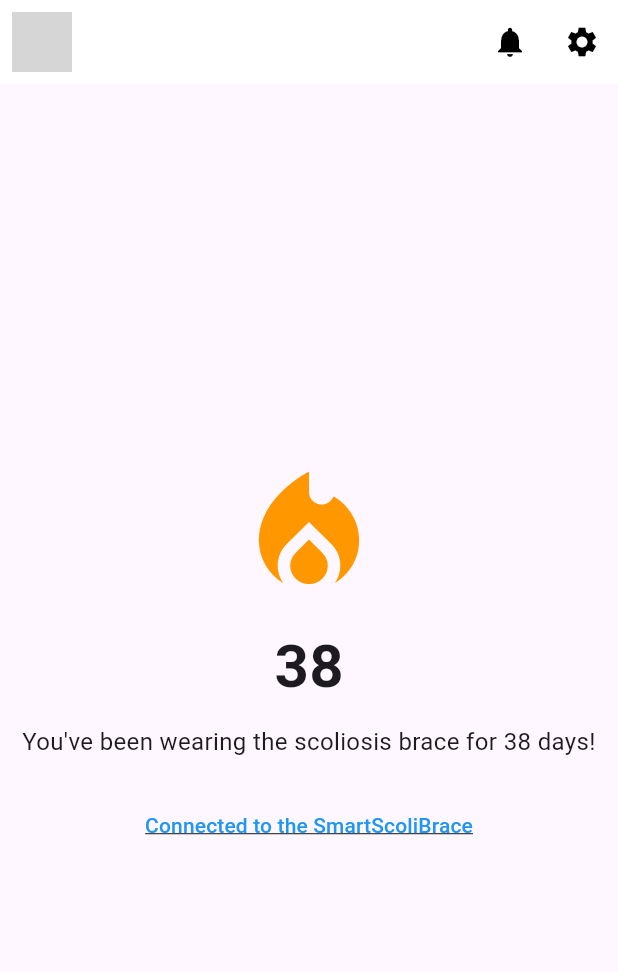
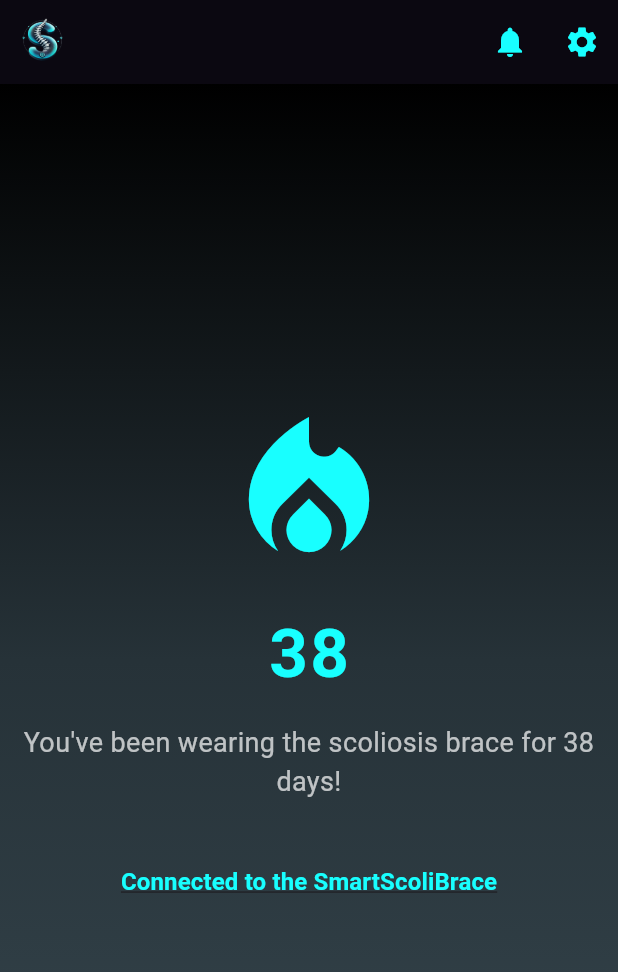
Before and after one commit to ferhanburak/skolyozmobil, a Flutter app: the screen it shows after launch, after a tap on "Giriş Yap", on a phone screen of 412 x 824 dp. Shown: the top 972 px of the screen. Run offline on Flutter 3.47's test engine with Material 3 defaults, Android fonts, the light colour scheme and no system bars; grey boxes are pictures that could not be loaded.

Commit message:
new theme

```diff
--- a/lib/MainPage.dart
+++ b/lib/MainPage.dart
@@ -7,16 +7,26 @@
   @override
   Widget build(BuildContext context) {
     return Scaffold(
-      appBar: AppBar(
-        backgroundColor: Colors.white,
-        elevation: 0,
+      appBar: _buildAppBar(context),
+      body: _buildBody(),
+    );
+  }
+
+  /// Creates a futuristic dark app bar with settings & notifications.
+  PreferredSizeWidget _buildAppBar(BuildContext context) {
+    return AppBar(
+      backgroundColor: Colors.black,
+      elevation: 5,
       leading: Padding(
         padding: const EdgeInsets.all(8.0),
-          child: Image.asset('assets/logo.png'), // Add your logo here
+        child: Image.asset(
+          'assets/scoli_logo.png', // Ensure this logo is in the assets folder
+          height: 100,
+        ),
       ),
       actions: [
         IconButton(
-            icon: Icon(Icons.notifications, color: Colors.black),
+          icon: Icon(Icons.notifications, color: Colors.cyanAccent),
           onPressed: () {
             Navigator.push(
               context,
@@ -26,40 +36,72 @@
         ),
         _buildSettingsDropdown(context),
       ],
+    );
+  }
+
+  /// Creates the main futuristic body content.
+  Widget _buildBody() {
+    return Container(
+      decoration: BoxDecoration(
+        gradient: LinearGradient(
+          begin: Alignment.topCenter,
+          end: Alignment.bottomCenter,
+          colors: [
+            Colors.black, // Dark futuristic background
+            Colors.blueGrey.shade900,
+            Colors.blueGrey.shade800,
+          ],
         ),
-      body: Center(
+      ),
+      child: Center(
         child: Column(
           mainAxisAlignment: MainAxisAlignment.center,
           children: [
-            Icon(Icons.local_fire_department, size: 100, color: Colors.orange),
-            SizedBox(height: 10),
+            Icon(Icons.local_fire_department, size: 120, color: Colors.cyanAccent), // Futuristic fire icon
+            SizedBox(height: 15),
             Text(
               "38",
-              style: TextStyle(fontSize: 40, fontWeight: FontWeight.bold),
+              style: TextStyle(
+                fontSize: 45,
+                fontWeight: FontWeight.bold,
+                color: Colors.cyanAccent,
+                letterSpacing: 1.5,
               ),
-            SizedBox(height: 10),
+            ),
+            SizedBox(height: 15),
             Text(
               "You've been wearing the scoliosis brace for 38 days!",
               textAlign: TextAlign.center,
-              style: TextStyle(fontSize: 16),
+              style: TextStyle(fontSize: 18, color: Colors.white70),
             ),
-            SizedBox(height: 20),
-            TextButton(
-              onPressed: () {},
-              child: Text(
-                "Connected to the SmartScoliBrace",
-                style: TextStyle(color: Colors.blue, decoration: TextDecoration.underline),
-              ),
-            ),
+            SizedBox(height: 30),
+            _buildConnectionButton(),
           ],
         ),
       ),
     );
   }
 
+  /// Creates a futuristic connection button.
+  Widget _buildConnectionButton() {
+    return TextButton(
+      onPressed: () {},
+      child: Text(
+        "Connected to the SmartScoliBrace",
+        style: TextStyle(
+          color: Colors.cyanAccent,
+          fontSize: 16,
+          fontWeight: FontWeight.bold,
+          decoration: TextDecoration.underline,
+        ),
+      ),
+    );
+  }
+
+  /// Creates a futuristic settings dropdown menu.
   Widget _buildSettingsDropdown(BuildContext context) {
     return PopupMenuButton<String>(
-      icon: Icon(Icons.settings, color: Colors.black),
+      icon: Icon(Icons.settings, color: Colors.cyanAccent),
       onSelected: (value) {
         if (value == "Profil") {
           Navigator.push(context, MaterialPageRoute(builder: (context) => ProfilePage()));
@@ -67,15 +109,16 @@
           Navigator.push(context, MaterialPageRoute(builder: (context) => HelpPage()));
         }
       },
+      color: Colors.blueGrey.shade900,
       itemBuilder: (BuildContext context) {
         return [
           PopupMenuItem<String>(
             value: "Profil",
-            child: Text("Profil"),
+            child: Text("Profil", style: TextStyle(color: Colors.cyanAccent)),
           ),
           PopupMenuItem<String>(
             value: "Yardım",
-            child: Text("Yardım"),
+            child: Text("Yardım", style: TextStyle(color: Colors.cyanAccent)),
           ),
         ];
       },
--- a/lib/login_page.dart
+++ b/lib/login_page.dart
@@ -16,18 +16,24 @@
     );
   }
 
+  /// Creates a futuristic dark background with a gradient effect.
   Widget _buildBackground() {
     return Container(
       decoration: BoxDecoration(
         gradient: LinearGradient(
           begin: Alignment.topCenter,
           end: Alignment.bottomCenter,
-          colors: [Colors.blue.shade900, Colors.blue.shade500],
+          colors: [
+            Colors.black, // Deep black for a high-tech look
+            Colors.blueGrey.shade900,
+            Colors.blueGrey.shade800,
+          ],
         ),
       ),
     );
   }
 
+  /// Creates the login form with futuristic UI elements.
   Widget _buildLoginForm(BuildContext context) {
     return Center(
       child: Padding(
@@ -35,17 +41,25 @@
         child: Column(
           mainAxisAlignment: MainAxisAlignment.center,
           children: [
-            Icon(Icons.local_hospital, size: 80, color: Colors.white),
-            SizedBox(height: 20),
+            Image.asset(
+              'assets/scoli_logo.png',
+              height: 150, // Increased logo size
+            ),
+            SizedBox(height: 30), // More spacing for a clean look
             Text(
               "Giriş Yap",
-              style: TextStyle(color: Colors.white, fontSize: 24, fontWeight: FontWeight.bold),
+              style: TextStyle(
+                color: Colors.cyanAccent, // Futuristic neon color
+                fontSize: 26,
+                fontWeight: FontWeight.bold,
+                letterSpacing: 1.2,
+              ),
             ),
-            SizedBox(height: 20),
-            _buildTextField(hintText: "E-posta"),
-            SizedBox(height: 10),
-            _buildTextField(hintText: "Şifre", obscureText: true),
-            SizedBox(height: 20),
+            SizedBox(height: 25),
+            _buildTextField(hintText: "E-posta", icon: Icons.email),
+            SizedBox(height: 15),
+            _buildTextField(hintText: "Şifre", obscureText: true, icon: Icons.lock),
+            SizedBox(height: 30),
             _buildLoginButton(context),
           ],
         ),
@@ -53,32 +67,51 @@
     );
   }
 
-  Widget _buildTextField({required String hintText, bool obscureText = false}) {
+  /// Custom futuristic text field with neon glow effect.
+  Widget _buildTextField({required String hintText, bool obscureText = false, required IconData icon}) {
     return TextField(
       obscureText: obscureText,
       style: TextStyle(color: Colors.white),
       decoration: InputDecoration(
+        prefixIcon: Icon(icon, color: Colors.cyanAccent), // Icon with neon effect
         hintText: hintText,
         hintStyle: TextStyle(color: Colors.white70),
         filled: true,
-        fillColor: Colors.white.withOpacity(0.2),
-        border: OutlineInputBorder(borderRadius: BorderRadius.circular(12), borderSide: BorderSide.none),
+        fillColor: Colors.white.withOpacity(0.1), // Slight transparency for futuristic UI
+        enabledBorder: OutlineInputBorder(
+          borderRadius: BorderRadius.circular(12),
+          borderSide: BorderSide(color: Colors.cyanAccent.withOpacity(0.7)), // Neon border effect
+        ),
+        focusedBorder: OutlineInputBorder(
+          borderRadius: BorderRadius.circular(12),
+          borderSide: BorderSide(color: Colors.cyanAccent, width: 2), // Stronger glow when focused
+        ),
       ),
     );
   }
 
+  /// Creates a modern, glowing login button.
   Widget _buildLoginButton(BuildContext context) {
     return ElevatedButton(
       onPressed: () {
         Navigator.pushReplacement(context, MaterialPageRoute(builder: (context) => MainPage()));
       },
       style: ElevatedButton.styleFrom(
-        backgroundColor: Colors.white,
-        foregroundColor: Colors.blue.shade900,
+        backgroundColor: Colors.cyanAccent.withOpacity(0.8), // Neon glow effect
+        foregroundColor: Colors.black,
+        shadowColor: Colors.cyanAccent.withOpacity(0.5), // Glowing effect
+        elevation: 10,
         shape: RoundedRectangleBorder(borderRadius: BorderRadius.circular(12)),
-        minimumSize: Size(double.infinity, 50),
+        minimumSize: Size(double.infinity, 55),
       ),
-      child: Text("Giriş Yap", style: TextStyle(fontSize: 18, fontWeight: FontWeight.bold)),
+      child: Text(
+        "Giriş Yap",
+        style: TextStyle(
+          fontSize: 18,
+          fontWeight: FontWeight.bold,
+          letterSpacing: 1.1,
+        ),
+      ),
     );
   }
 }
--- a/pubspec.yaml
+++ b/pubspec.yaml
@@ -25,3 +25,5 @@
 
 flutter:
   uses-material-design: true
+  assets:
+    - assets/scoli_logo.png
```
Also changed, not shown: assets/scoli_logo.png (added). Lines whose indentation alone changed are shown as unchanged.
